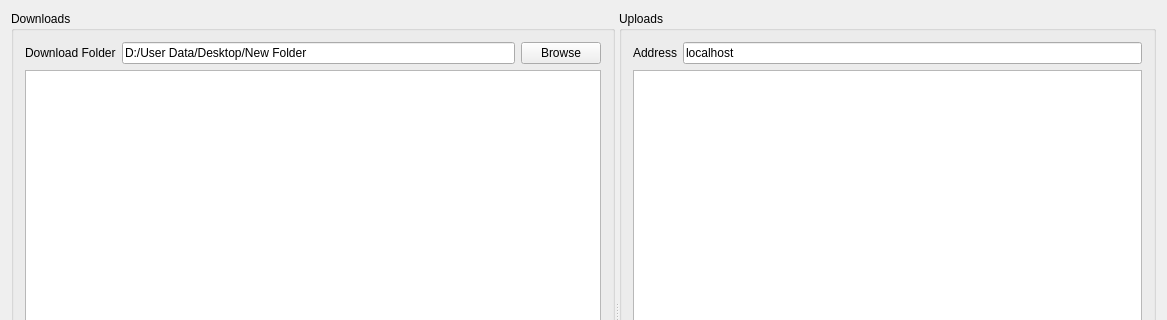
This is mainwindow.ui in vekkuli/SocketFileExchange as Qt 5 draws it before an edit; both pictures show x 0 to 1167 and y 0 to 320 of the 1167 by 621 pixel window. The edited form follows.
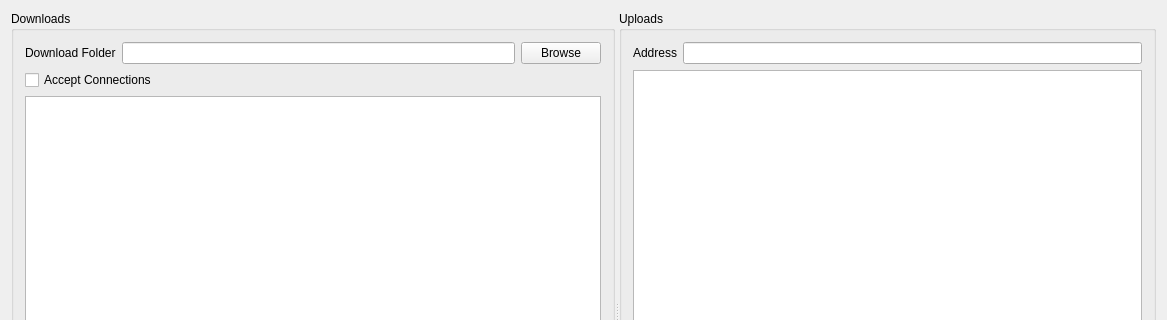
This is the edited form.

Commit message: Added acceptConnections checkbox and use of QSettings. DownloadsTableModel and Items now functional. Tested on localhost.

```diff
--- a/mainwindow.ui
+++ b/mainwindow.ui
@@ -37,7 +37,7 @@
           <item>
            <widget class="QLineEdit" name="downloadFolderLineEdit">
             <property name="text">
-             <string>D:/User Data/Desktop/New Folder</string>
+             <string/>
             </property>
            </widget>
           </item>
@@ -51,7 +51,27 @@
          </layout>
         </item>
         <item>
-         <widget class="QTableView" name="downloadsTable"/>
+         <widget class="QCheckBox" name="acceptConnectionsCheckBox">
+          <property name="text">
+           <string>Accept Connections</string>
+          </property>
+          <property name="checked">
+           <bool>false</bool>
+          </property>
+         </widget>
+        </item>
+        <item>
+         <widget class="QTableView" name="downloadsTable">
+          <property name="editTriggers">
+           <set>QAbstractItemView::NoEditTriggers</set>
+          </property>
+          <property name="selectionMode">
+           <enum>QAbstractItemView::SingleSelection</enum>
+          </property>
+          <property name="selectionBehavior">
+           <enum>QAbstractItemView::SelectRows</enum>
+          </property>
+         </widget>
         </item>
        </layout>
       </widget>
@@ -72,7 +92,7 @@
           <item>
            <widget class="QLineEdit" name="addressLineEdit">
             <property name="text">
-             <string>localhost</string>
+             <string/>
             </property>
            </widget>
           </item>
```
Left out of the diff: 12 changed lines with no effect on the pictures. The commit also changes 20 other files.
